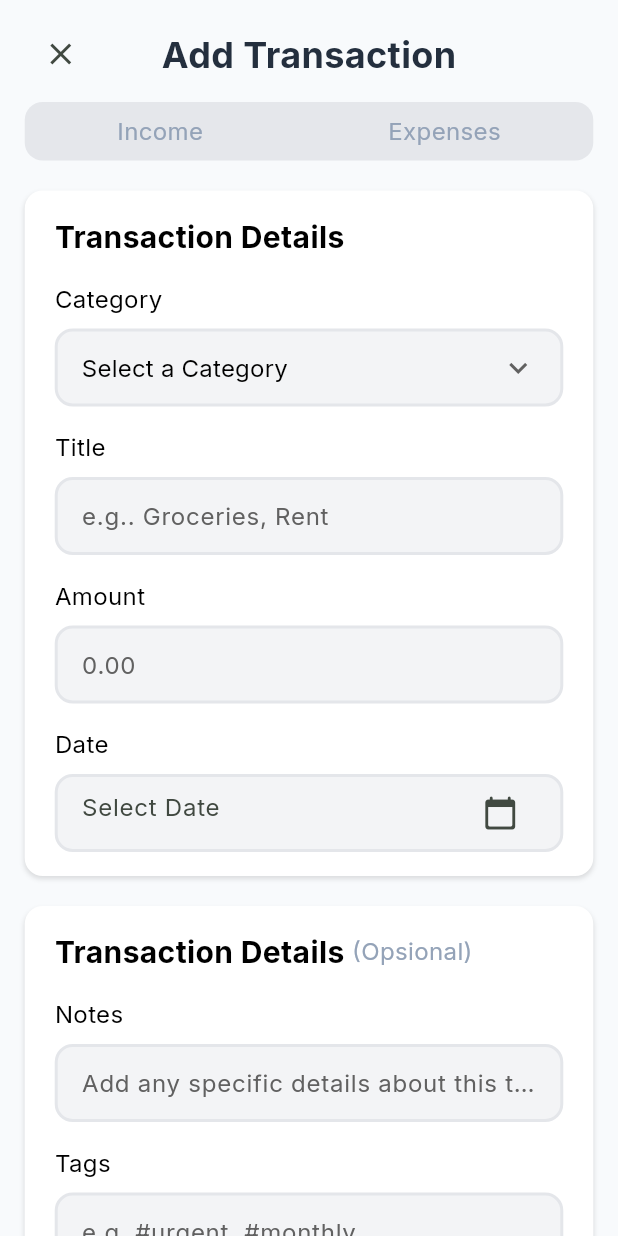
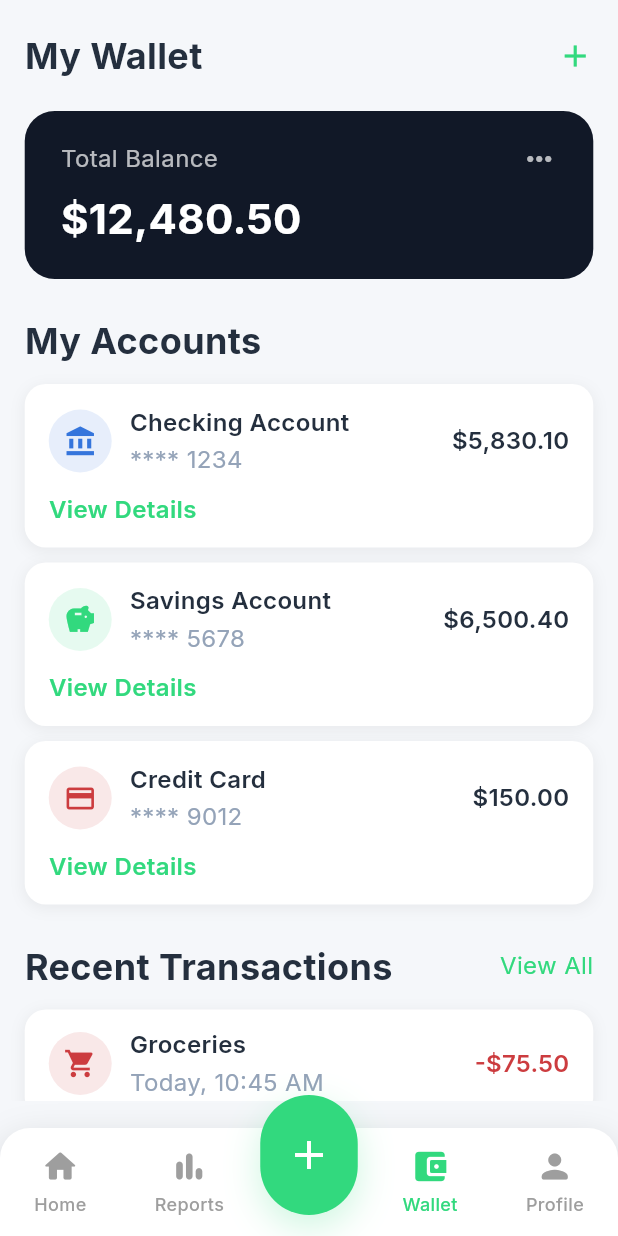
Before and after one commit to alvinwidi33/moneyapin, a Flutter app: the screen it shows after launch, after a tap on "Sign Up", on a phone screen of 412 x 824 dp. Run offline on Flutter 3.47's test engine with Material 3 defaults, Android fonts, the phone set to English and light mode, and no system bars; our stand-ins replace cloud_firestore, firebase_auth, firebase_core, get, google_fonts; accounts and stored records are empty; generated files the repository leaves out were written again; network calls fail.

Commit message:
feat:change password, profile, and wallet page

```diff
--- a/lib/models/users.dart
+++ b/lib/models/users.dart
@@ -4,7 +4,6 @@ class Users {
   final String? id;
   final String email;
   final String fullName;
-  final String? avatar;
   final DateTime createdAt;
   final DateTime updatedAt;
 
@@ -12,7 +11,6 @@ class Users {
     this.id,
     required this.email,
     required this.fullName,
-    this.avatar,
     required this.createdAt,
     required this.updatedAt,
   });
@@ -25,7 +23,6 @@ class Users {
       id: doc.id,
       email: data?['email'] ?? '',
       fullName: data?['fullName'] ?? '',
-      avatar: data?['avatar'] ?? '',
       createdAt:
           (data?['createdAt'] as Timestamp).toDate(),
       updatedAt:
@@ -37,7 +34,6 @@ class Users {
     return {
       'email': email,
       'fullName': fullName,
-      'avatar':avatar,
       'createdAt': Timestamp.fromDate(createdAt),
       'updatedAt': Timestamp.fromDate(updatedAt),
     };
--- a/lib/routes/app_routes.dart
+++ b/lib/routes/app_routes.dart
@@ -2,10 +2,13 @@
 import 'package:firebase_auth/firebase_auth.dart';
 import 'package:flutter/material.dart';
 import 'package:moneyapin/views/add_page.dart';
+import 'package:moneyapin/views/change_password_page.dart';
 import 'package:moneyapin/views/dashboard_page.dart';
 import 'package:moneyapin/views/login_page.dart';
+import 'package:moneyapin/views/profile_page.dart';
 import 'package:moneyapin/views/register_page.dart';
 import 'package:moneyapin/views/reports_page.dart';
+import 'package:moneyapin/views/wallet_page.dart';
 
 class AppRoutes {
     final FirebaseAuth auth;
@@ -18,7 +21,7 @@ class AppRoutes {
     const publicRoutes = [
       '/login',
       '/register',
-      '/add'
+      '/wallets'
     ];
 
     if (user == null && !publicRoutes.contains(settings.name)) {
@@ -53,30 +56,20 @@ class AppRoutes {
           builder: (_) => const AddPage(),
         );
 
-      // case '/dashboard':
-      //   return MaterialPageRoute(
-      //     builder: (_) => AdminGuard(
-      //       auth: auth,
-      //       child: DashboardPage(),
-      //     ),
-      //   );
+      case '/wallets':
+        return MaterialPageRoute(
+          builder: (_) => const WalletPage(),
+        );
 
-      // case '/users':
-      //   return MaterialPageRoute(
-      //     builder: (_) => AdminGuard(
-      //       auth: auth,
-      //       child: UsersPage(),
-      //     ),
-      //   );
+      case '/profile':
+        return MaterialPageRoute(
+          builder: (_) => const ProfilePage(),
+        );
 
-      // case '/rents-user':
-      //   return MaterialPageRoute(
-      //     builder: (_) => AdminGuard(
-      //       auth: auth,
-      //       child: RentUsersPage(),
-      //     ),
-      //     settings: settings,
-      //   );
+      case '/change-password':
+        return MaterialPageRoute(
+          builder: (_) => const ChangePasswordPage(),
+        );
 
       default:
         return MaterialPageRoute(
--- a/lib/views/login_page.dart
+++ b/lib/views/login_page.dart
@@ -97,7 +97,7 @@ class _LoginPageState extends State<LoginPage> {
                       Text("Don't have an account? ", style: AppTheme.bodyStyle),
                       GestureDetector(
                         onTap:(){
-                          Navigator.pushReplacementNamed(context, '/add');
+                          Navigator.pushReplacementNamed(context, '/wallets');
                         },
                         child: Text("Sign Up ", style: AppTheme.bodyStyle.copyWith(color:AppTheme.primary))
                       ),
--- /dev/null
+++ b/lib/views/wallet_page.dart
@@ -0,0 +1,314 @@
+import 'package:flutter/material.dart';
+import 'package:intl/intl.dart';
+import 'package:moneyapin/theme/app_theme.dart';
+import 'package:moneyapin/theme/navbar.dart';
+
+class WalletPage extends StatefulWidget {
+  const WalletPage({super.key});
+
+  @override
+  State<WalletPage> createState() => _WalletPageState();
+}
+
+class _WalletPageState extends State<WalletPage> {
+  final int _currentIndex = 2;
+
+  final _fmt = NumberFormat.currency(locale: 'en_US', symbol: '\$');
+
+  @override
+  Widget build(BuildContext context) {
+    final screenWidth = MediaQuery.of(context).size.width * 0.92;
+
+    return Scaffold(
+      backgroundColor: const Color(0xFFF5F7FA),
+      body: SafeArea(
+        child: SingleChildScrollView(
+          child: Center(
+            child: SizedBox(
+              width: screenWidth,
+              child: Column(
+                crossAxisAlignment: CrossAxisAlignment.start,
+                children: [
+                  const SizedBox(height: 20),
+                  Row(
+                    mainAxisAlignment: MainAxisAlignment.spaceBetween,
+                    children: [
+                      Text('My Wallet', style: AppTheme.headingStyle),
+                      Icon(Icons.add, color: AppTheme.primary),
+                    ],
+                  ),
+                  const SizedBox(height: 20),
+                  _BalanceCard(balance: _fmt.format(12480.50)),
+                  const SizedBox(height: 24),
+
+                  Text('My Accounts', style: AppTheme.headingStyle),
+                  const SizedBox(height: 12),
+
+                  _AccountCard(
+                    icon: Icons.account_balance,
+                    iconColor: const Color(0xFF3575DC),
+                    title: 'Checking Account',
+                    subtitle: '**** 1234',
+                    balance: _fmt.format(5830.10),
+                  ),
+                  const SizedBox(height: 10),
+                  _AccountCard(
+                    icon: Icons.savings,
+                    iconColor: AppTheme.primary,
+                    title: 'Savings Account',
+                    subtitle: '**** 5678',
+                    balance: _fmt.format(6500.40),
+                  ),
+                  const SizedBox(height: 10),
+                  _AccountCard(
+                    icon: Icons.credit_card,
+                    iconColor: const Color(0xFFCC3C3F),
+                    title: 'Credit Card',
+                    subtitle: '**** 9012',
+                    balance: _fmt.format(150.00),
+                  ),
+                  const SizedBox(height: 24),
+
+                  Row(
+                    mainAxisAlignment: MainAxisAlignment.spaceBetween,
+                    children: [
+                      Text('Recent Transactions', style: AppTheme.headingStyle),
+                      Text(
+                        'View All',
+                        style: AppTheme.bodyStyle.copyWith(color: AppTheme.primary),
+                      ),
+                    ],
+                  ),
+                  const SizedBox(height: 12),
+
+                  _TransactionCard(
+                    icon: Icons.shopping_cart,
+                    iconColor: const Color(0xFFCC3C3F),
+                    title: 'Groceries',
+                    time: 'Today, 10:45 AM',
+                    amount: '-\$75.50',
+                    isExpense: true,
+                  ),
+                  const SizedBox(height: 10),
+                  _TransactionCard(
+                    icon: Icons.attach_money,
+                    iconColor: AppTheme.primary,
+                    title: 'Salary',
+                    time: 'Yesterday, 9:00 AM',
+                    amount: '+\$2,500.00',
+                    isExpense: false,
+                  ),
+                  const SizedBox(height: 24),
+                ],
+              ),
+            ),
+          ),
+        ),
+      ),
+      bottomNavigationBar: SafeArea(
+        child: NavBar(
+          currentIndex: _currentIndex,
+          onTap: (index) {
+            if (index == _currentIndex) return;
+            if (index == 0) {
+              Navigator.pushReplacementNamed(context, '/dashboard');
+            } else if (index == 1) {
+              Navigator.pushReplacementNamed(context, '/reports');
+            } else if (index == 2) {
+              Navigator.pushReplacementNamed(context, '/wallets');
+            } else if (index == 3) {
+              Navigator.pushReplacementNamed(context, '/profile');
+            }
+          },
+          onAddTap: () {
+            Navigator.pushNamed(context, '/add');
+          },
+        ),
+      ),
+    );
+  }
+}
+
+class _BalanceCard extends StatelessWidget {
+  const _BalanceCard({required this.balance});
+  final String balance;
+
+  @override
+  Widget build(BuildContext context) {
+    return Container(
+      width: double.infinity,
+      padding: const EdgeInsets.symmetric(horizontal: 24, vertical: 20),
+      decoration: BoxDecoration(
+        color: const Color(0xFF111827),
+        borderRadius: BorderRadius.circular(20),
+      ),
+      child: Column(
+        crossAxisAlignment: CrossAxisAlignment.start,
+        children: [
+          Row(
+            mainAxisAlignment: MainAxisAlignment.spaceBetween,
+            children: [
+              Text(
+                'Total Balance',
+                style: AppTheme.bodyStyle.copyWith(color: Colors.white70),
+              ),
+              const Icon(Icons.more_horiz, color: Colors.white70),
+            ],
+          ),
+          const SizedBox(height: 8),
+          Text(
+            balance,
+            style: AppTheme.headingStyle.copyWith(
+              color: Colors.white,
+              fontSize: 28,
+            ),
+          ),
+        ],
+      ),
+    );
+  }
+}
+
+class _AccountCard extends StatelessWidget {
+  const _AccountCard({
+    required this.icon,
+    required this.iconColor,
+    required this.title,
+    required this.subtitle,
+    required this.balance,
+  });
+
+  final IconData icon;
+  final Color iconColor;
+  final String title;
+  final String subtitle;
+  final String balance;
+
+  @override
+  Widget build(BuildContext context) {
+    return Container(
+      width: double.infinity,
+      padding: const EdgeInsets.symmetric(horizontal: 16, vertical: 14),
+      decoration: BoxDecoration(
+        color: Colors.white,
+        borderRadius: BorderRadius.circular(14),
+        boxShadow: [
+          BoxShadow(
+            color: Colors.black.withValues(alpha: 0.06),
+            blurRadius: 8,
+            offset: const Offset(0, 2),
+          ),
+        ],
+      ),
+      child: Column(
+        crossAxisAlignment: CrossAxisAlignment.start,
+        children: [
+          Row(
+            children: [
+              Container(
+                padding: const EdgeInsets.all(10),
+                decoration: BoxDecoration(
+                  color: iconColor.withValues(alpha: 0.12),
+                  shape: BoxShape.circle,
+                ),
+                child: Icon(icon, color: iconColor, size: 22),
+              ),
+              const SizedBox(width: 12),
+              Expanded(
+                child: Column(
+                  crossAxisAlignment: CrossAxisAlignment.start,
+                  children: [
+                    Text(title, style: AppTheme.labelStyle),
+                    const SizedBox(height: 2),
+                    Text(subtitle, style: AppTheme.bodyStyle),
+                  ],
+                ),
+              ),
+              // Balance
+              Text(balance, style: AppTheme.labelStyle),
+            ],
+          ),
+          const SizedBox(height: 10),
+          GestureDetector(
+            onTap: () {},
+            child: Text(
+              'View Details',
+              style: AppTheme.bodyStyle.copyWith(
+                color: AppTheme.primary,
+                fontWeight: FontWeight.w600,
+              ),
+            ),
+          ),
+        ],
+      ),
+    );
+  }
+}
+
+class _TransactionCard extends StatelessWidget {
+  const _TransactionCard({
+    required this.icon,
+    required this.iconColor,
+    required this.title,
+    required this.time,
+    required this.amount,
+    required this.isExpense,
+  });
+
+  final IconData icon;
+  final Color iconColor;
+  final String title;
+  final String time;
+  final String amount;
+  final bool isExpense;
+
+  @override
+  Widget build(BuildContext context) {
+    return Container(
+      width: double.infinity,
+      height: 72,
+      padding: const EdgeInsets.symmetric(horizontal: 16, vertical: 4),
+      decoration: BoxDecoration(
+        color: Colors.white,
+        borderRadius: BorderRadius.circular(14),
+        boxShadow: [
+          BoxShadow(
+            color: Colors.black.withValues(alpha: 0.06),
+            blurRadius: 8,
+            offset: const Offset(0, 2),
+          ),
+        ],
+      ),
+      child: Row(
+        children: [
+          Container(
+            padding: const EdgeInsets.all(10),
+            decoration: BoxDecoration(
+              color: iconColor.withValues(alpha: 0.12),
+              shape: BoxShape.circle,
+            ),
+            child: Icon(icon, color: iconColor, size: 22),
+          ),
+          const SizedBox(width: 12),
+          Expanded(
+            child: Column(
+              mainAxisAlignment: MainAxisAlignment.center,
+              crossAxisAlignment: CrossAxisAlignment.start,
+              children: [
+                Text(title, style: AppTheme.labelStyle),
+                const SizedBox(height: 2),
+                Text(time, style: AppTheme.bodyStyle),
+              ],
+            ),
+          ),
+          Text(
+            amount,
+            style: AppTheme.labelStyle.copyWith(
+              color: isExpense ? const Color(0xFFCC3C3F) : AppTheme.primary,
+            ),
+          ),
+        ],
+      ),
+    );
+  }
+}
```
Also changed, not shown: lib/views/change_password_page.dart (added, +151 -0 lines), lib/views/profile_page.dart (added, +207 -0 lines).
